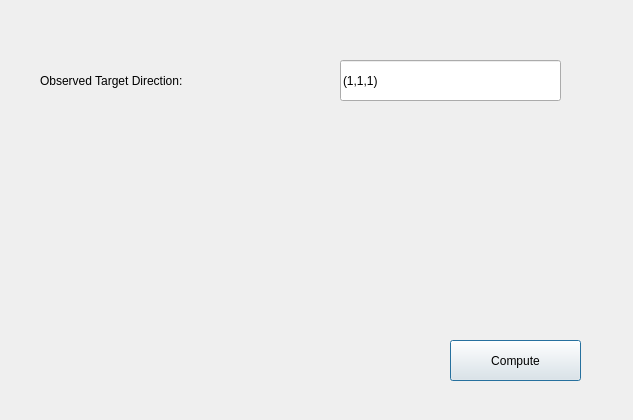
Above: Observer_time_report.ui from loceyi/vlbiOrbitSimulation before the change. Below: the same form after it.
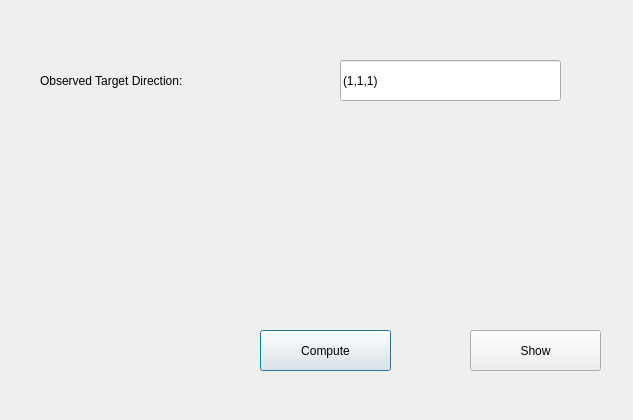
That is the form after the change.

What changed in the file:
```diff
--- a/Observer_time_report.ui
+++ b/Observer_time_report.ui
@@ -48,8 +48,8 @@
   <widget class="QPushButton" name="pushButton">
    <property name="geometry">
     <rect>
-     <x>450</x>
-     <y>340</y>
+     <x>260</x>
+     <y>330</y>
      <width>131</width>
      <height>41</height>
     </rect>
@@ -61,6 +61,22 @@
     <string>Compute</string>
    </property>
   </widget>
+  <widget class="QPushButton" name="pushButton_2">
+   <property name="geometry">
+    <rect>
+     <x>470</x>
+     <y>330</y>
+     <width>131</width>
+     <height>41</height>
+    </rect>
+   </property>
+   <property name="styleSheet">
+    <string notr="true">font: 10pt &quot;Adobe 黑体 Std R&quot;;</string>
+   </property>
+   <property name="text">
+    <string>Show</string>
+   </property>
+  </widget>
  </widget>
  <resources/>
  <connections/>
```
